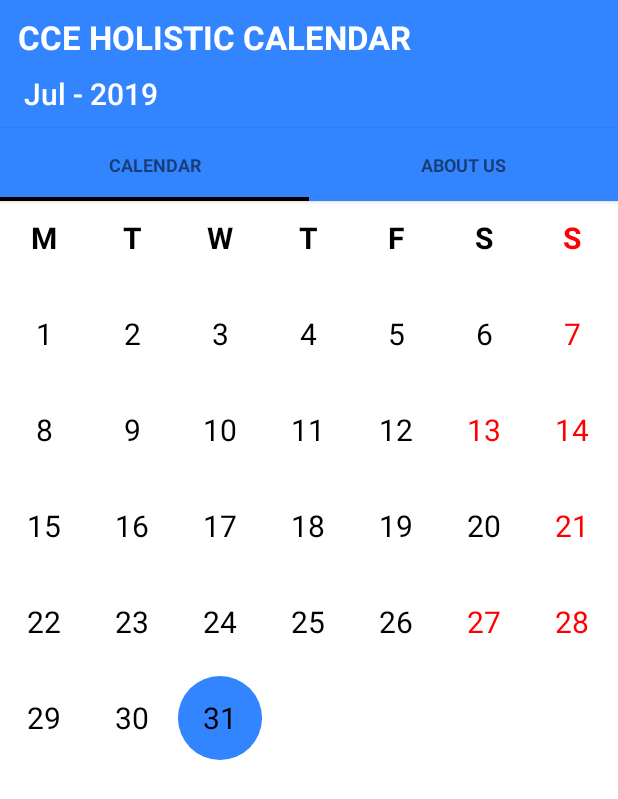
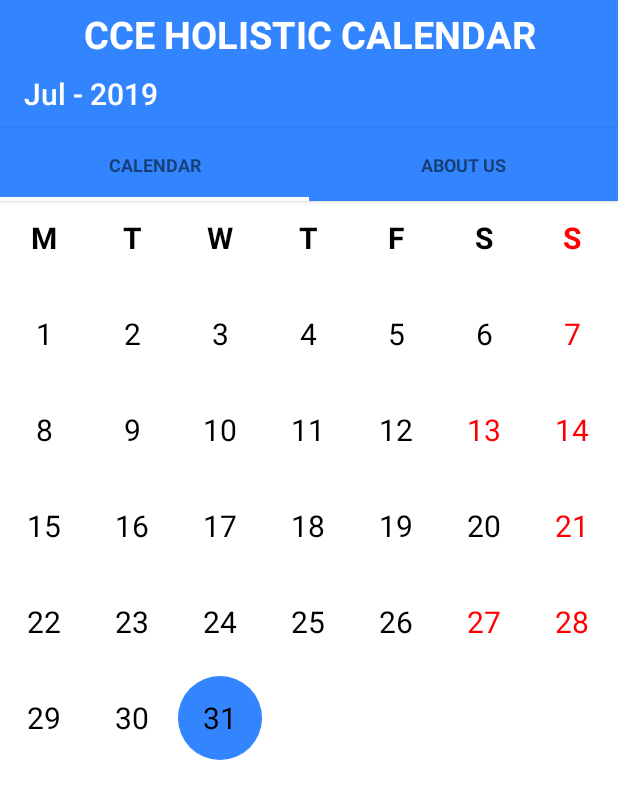
Before and after one commit to VidhwanJava/CCE_Calendar, an Android app: the screen it shows after launch (MainActivity), on a phone screen of 412 x 824 dp. Shown: the top 799 px of the screen. Run offline under Robolectric (Android 15) with nearby library versions, the phone set to English and light mode, and no system bars.

Commit message:
new version

```diff
--- a/sample/build.gradle
+++ b/sample/build.gradle
@@ -19,9 +19,8 @@ apply plugin: 'com.facebook.testing.screenshot'
 android {
     compileSdkVersion 27
     buildToolsVersion '28.0.3'
-
     defaultConfig {
-        applicationId "sundeepk.github.com.sample"
+        applicationId 'sema4.com.CCE_HOLISTIC_CALENDAR'
         minSdkVersion 16
         targetSdkVersion 27
         versionCode 1
@@ -33,6 +32,8 @@ android {
             minifyEnabled false
             proguardFiles getDefaultProguardFile('proguard-android.txt'), 'proguard-rules.pro'
         }
+    }
+    productFlavors {
     }
 }
 
@@ -53,6 +54,5 @@ dependencies {
     androidTestImplementation 'com.google.dexmaker:dexmaker:1.0'
     androidTestImplementation 'org.mockito:mockito-core:1.10.17'
     androidTestImplementation 'com.android.support:support-annotations:27.1.1'
-
     implementation 'com.android.support.constraint:constraint-layout:1.1.3'
 }
--- a/sample/src/main/AndroidManifest.xml
+++ b/sample/src/main/AndroidManifest.xml
@@ -5,7 +5,7 @@
 
     <application
         android:allowBackup="true"
-        android:icon="@mipmap/icon"
+        android:icon="@mipmap/app_icon"
         android:label="CCE HOLISTIC CALENDAR"
         android:theme="@style/AppTheme" >
         <activity
--- a/sample/src/main/res/layout/activity_main.xml
+++ b/sample/src/main/res/layout/activity_main.xml
@@ -14,11 +14,12 @@
         android:layout_height="40dp"
         android:autoSizeTextType="uniform"
         android:background="@color/light_blue"
-        android:paddingLeft="12dp"
-        android:paddingTop="10dp"
+        android:gravity="center"
+        android:paddingLeft="0dp"
+        android:paddingTop="5dp"
         android:text="CCE HOLISTIC CALENDAR"
         android:textColor="@android:color/background_light"
-        android:textSize="24sp"
+        android:textSize="18sp"
         android:textStyle="normal|bold" />
 
     <include
--- a/sample/src/main/res/values/colors.xml
+++ b/sample/src/main/res/values/colors.xml
@@ -1,5 +1,5 @@
 <?xml version="1.0" encoding="utf-8"?>
     <resources>
-        <color name="black">#000</color>
+        <color name="black">#FFF</color>
         <color name="light_blue">#3385ff</color>
     </resources>
```
Also changed, not shown: sample/src/main/app_icon-web.png (added), sample/src/main/res/mipmap-hdpi/app_icon.png (added), sample/src/main/res/mipmap-mdpi/app_icon.png (added), sample/src/main/res/mipmap-xhdpi/app_icon.png (added), sample/src/main/res/mipmap-xxhdpi/app_icon.png (added), sample/src/main/res/mipmap-xxxhdpi/app_icon.png (added).
